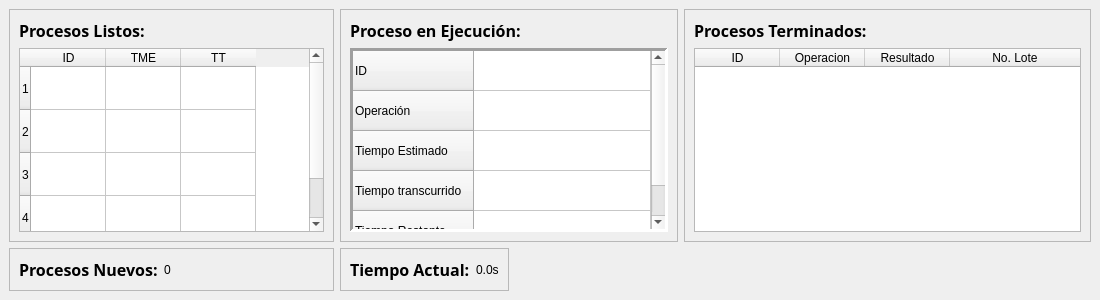
Old version of the form src/MainWindow.ui in the repository angel-lopez9177/Proyecto_SO.
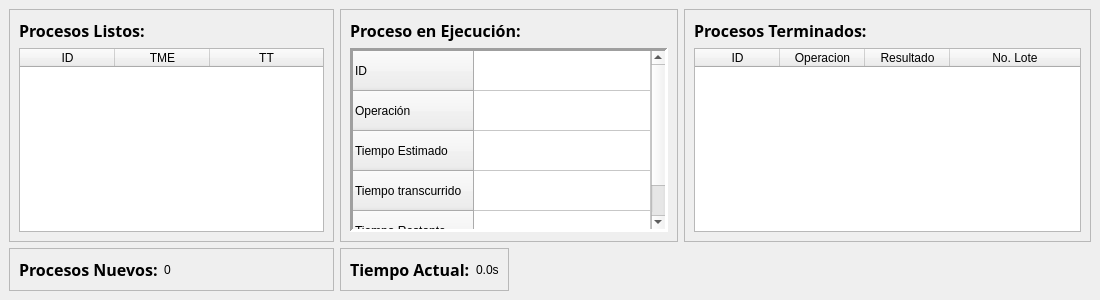
New version of the form. Custom widgets are drawn as their Qt base class.

Commit message: Actualiza la GUI para que coincida con la nueva forma de manejar los procesos listos.

```diff
--- a/src/MainWindow.ui
+++ b/src/MainWindow.ui
@@ -269,9 +269,6 @@
          <property name="focusPolicy">
           <enum>Qt::FocusPolicy::NoFocus</enum>
          </property>
-         <property name="rowCount">
-          <number>4</number>
-         </property>
          <attribute name="horizontalHeaderVisible">
           <bool>true</bool>
          </attribute>
@@ -279,7 +276,7 @@
           <bool>false</bool>
          </attribute>
          <attribute name="horizontalHeaderMinimumSectionSize">
-          <number>65</number>
+          <number>95</number>
          </attribute>
          <attribute name="horizontalHeaderDefaultSectionSize">
           <number>75</number>
@@ -288,7 +285,7 @@
           <bool>true</bool>
          </attribute>
          <attribute name="horizontalHeaderStretchLastSection">
-          <bool>false</bool>
+          <bool>true</bool>
          </attribute>
          <attribute name="verticalHeaderMinimumSectionSize">
           <number>25</number>
@@ -299,10 +296,6 @@
          <attribute name="verticalHeaderStretchLastSection">
           <bool>false</bool>
          </attribute>
-         <row/>
-         <row/>
-         <row/>
-         <row/>
          <column>
           <property name="text">
            <string>ID</string>
@@ -318,70 +311,6 @@
            <string>TT</string>
           </property>
          </column>
-         <item row="0" column="0">
-          <property name="text">
-           <string/>
-          </property>
-          <property name="flags">
-           <set>ItemIsSelectable|ItemIsDragEnabled|ItemIsDropEnabled|ItemIsUserCheckable|ItemIsEnabled</set>
-          </property>
-         </item>
-         <item row="0" column="1">
-          <property name="text">
-           <string/>
-          </property>
-          <property name="flags">
-           <set>ItemIsSelectable|ItemIsDragEnabled|ItemIsDropEnabled|ItemIsUserCheckable|ItemIsEnabled</set>
-          </property>
-         </item>
-         <item row="1" column="0">
-          <property name="text">
-           <string/>
-          </property>
-          <property name="flags">
-           <set>ItemIsSelectable|ItemIsDragEnabled|ItemIsDropEnabled|ItemIsUserCheckable|ItemIsEnabled</set>
-          </property>
-         </item>
-         <item row="1" column="1">
-          <property name="text">
-           <string/>
-          </property>
-          <property name="flags">
-           <set>ItemIsSelectable|ItemIsDragEnabled|ItemIsDropEnabled|ItemIsUserCheckable|ItemIsEnabled</set>
-          </property>
-         </item>
-         <item row="2" column="0">
-          <property name="text">
-           <string/>
-          </property>
-          <property name="flags">
-           <set>ItemIsSelectable|ItemIsDragEnabled|ItemIsDropEnabled|ItemIsUserCheckable|ItemIsEnabled</set>
-          </property>
-         </item>
-         <item row="2" column="1">
-          <property name="text">
-           <string/>
-          </property>
-          <property name="flags">
-           <set>ItemIsSelectable|ItemIsDragEnabled|ItemIsDropEnabled|ItemIsUserCheckable|ItemIsEnabled</set>
-          </property>
-         </item>
-         <item row="3" column="0">
-          <property name="text">
-           <string/>
-          </property>
-          <property name="flags">
-           <set>ItemIsSelectable|ItemIsDragEnabled|ItemIsDropEnabled|ItemIsUserCheckable|ItemIsEnabled</set>
-          </property>
-         </item>
-         <item row="3" column="1">
-          <property name="text">
-           <string/>
-          </property>
-          <property name="flags">
-           <set>ItemIsSelectable|ItemIsDragEnabled|ItemIsDropEnabled|ItemIsUserCheckable|ItemIsEnabled</set>
-          </property>
-         </item>
         </widget>
        </item>
       </layout>
```
